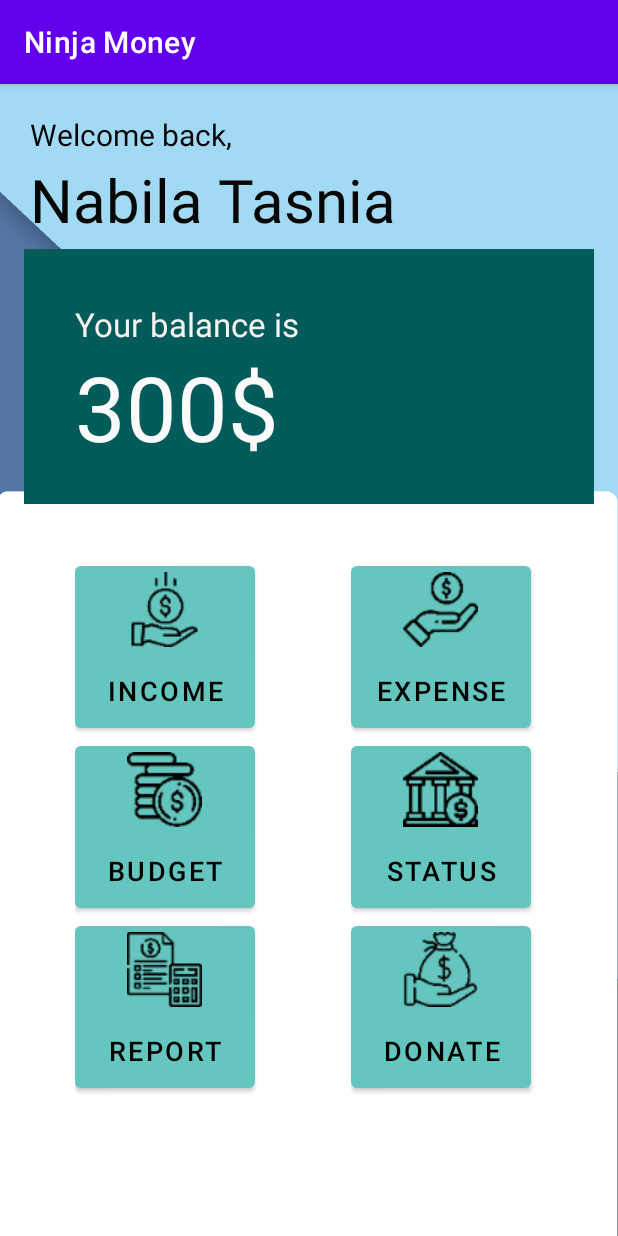
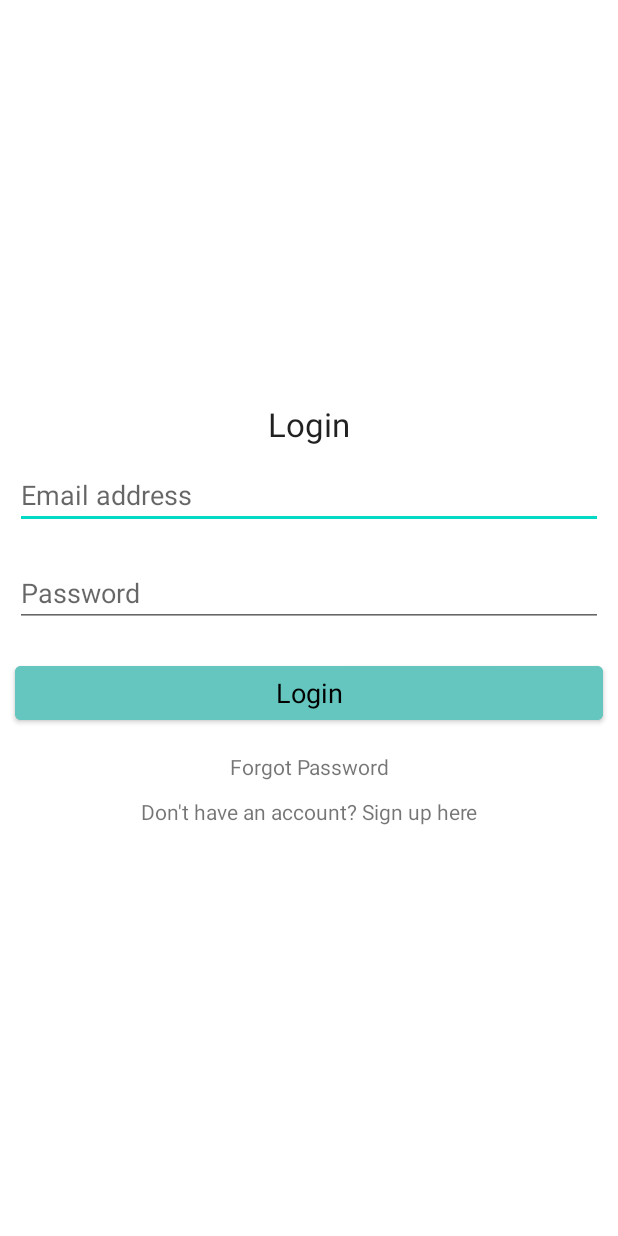
Before and after one commit to Nabilatasnia/NinjaMoneyFinal, an Android app: the screen it shows after launch (MainActivity before the commit, Login after it), on a phone screen of 412 x 824 dp. Run offline under Robolectric (Android 15) with nearby library versions, the phone set to English and light mode, and no system bars.

Commit message:
evaluation 1

```diff
--- a/app/src/main/AndroidManifest.xml
+++ b/app/src/main/AndroidManifest.xml
@@ -9,7 +9,11 @@
         android:roundIcon="@mipmap/ic_launcher_round"
         android:supportsRtl="true"
         android:theme="@style/Theme.NinjaMoney">
-        <activity android:name=".Donate"></activity>
+        <activity android:name=".ResetPassword"></activity>
+        <activity android:name=".Registration" />
+        <activity android:name=".Login" />
+        <activity android:name=".Donate" />
+        <activity android:name=".Donate" />
         <activity android:name=".Report" />
         <activity android:name=".Budget" />
         <activity android:name=".Status" />
--- /dev/null
+++ b/app/src/main/java/com/example/ninjamoney/Login.java
@@ -0,0 +1,70 @@
+package com.example.ninjamoney;
+
+import androidx.appcompat.app.AppCompatActivity;
+
+import android.content.Intent;
+import android.os.Bundle;
+import android.text.TextUtils;
+import android.view.View;
+import android.widget.Button;
+import android.widget.EditText;
+import android.widget.TextView;
+
+public class Login extends AppCompatActivity implements View.OnClickListener {
+
+    private EditText mEmail;
+    private EditText mPass;
+    private Button btnLogin;
+    private TextView mForgotPassword;
+    private TextView mSignup;
+
+    @Override
+    protected void onCreate(Bundle savedInstanceState) {
+        super.onCreate(savedInstanceState);
+        setContentView(R.layout.activity_login);
+
+        setup();
+    }
+
+    private void setup(){
+        mEmail = findViewById(R.id.email_login);
+        mPass = findViewById(R.id.pasword_login);
+        btnLogin = findViewById(R.id.btn_login);
+        mForgotPassword = findViewById(R.id.forgot_password);
+        mSignup = findViewById(R.id.signup_reg);
+
+        btnLogin.setOnClickListener(this);
+        mSignup.setOnClickListener(this);
+        mForgotPassword.setOnClickListener(this);
+    }
+
+    @Override
+    public void onClick(View v) {
+        open(v);
+    }
+
+    private void open(View v) {
+        switch (v.getId()){
+            case R.id.btn_login:
+                String email = mEmail.getText().toString().trim();
+                String pass = mPass.getText().toString().trim();
+
+                if(TextUtils.isEmpty(email)){
+                    mEmail.setError("Email Required");
+                    return;
+                }
+                if(TextUtils.isEmpty(pass)){
+                    mPass.setError("Password Required");
+                    return;
+                }
+                break;
+            case R.id.signup_reg:
+                startActivity(new Intent(getApplicationContext(), Registration.class));
+                break;
+            case R.id.forgot_password:
+                Intent intentForPass = new Intent(this, ResetPassword.class);
+                startActivity(intentForPass);
+                break;
+        }
+    }
+}
--- a/app/src/main/java/com/example/ninjamoney/MainActivity.java
+++ b/app/src/main/java/com/example/ninjamoney/MainActivity.java
@@ -23,8 +23,8 @@ public class MainActivity extends AppCompatActivity implements View.OnClickListe
         setContentView(R.layout.activity_main);
         setup();
 
-        //Intent intentInc = new Intent(this, Login.class);
-        //startActivity(intentInc);
+        Intent intentInc = new Intent(this, Login.class);
+        startActivity(intentInc);
     }
 
     private void setup(){
--- /dev/null
+++ b/app/src/main/res/layout/activity_login.xml
@@ -0,0 +1,66 @@
+<?xml version="1.0" encoding="utf-8"?>
+<LinearLayout xmlns:android="http://schemas.android.com/apk/res/android"
+    xmlns:app="http://schemas.android.com/apk/res-auto"
+    xmlns:tools="http://schemas.android.com/tools"
+    android:layout_width="match_parent"
+    android:layout_height="match_parent"
+    android:orientation="vertical"
+    android:gravity="center"
+    tools:context=".Login">
+
+    <ScrollView
+        android:layout_width="match_parent"
+        android:layout_height="wrap_content" >
+
+        <LinearLayout
+            android:layout_width="match_parent"
+            android:orientation="vertical"
+            android:gravity="center"
+            android:layout_height="wrap_content">
+
+            <TextView
+                android:layout_width="match_parent"
+                android:layout_height="wrap_content"
+                android:text="Login"
+                android:gravity="center"
+                android:textAppearance="?android:textAppearanceLarge"/>
+            <EditText
+                android:layout_width="match_parent"
+                android:layout_height="wrap_content"
+                android:layout_margin="10dp"
+                android:hint="Email address"
+                android:id="@+id/email_login"/>
+            <EditText
+                android:layout_width="match_parent"
+                android:layout_height="wrap_content"
+                android:layout_margin="10dp"
+                android:hint="Password"
+                android:id="@+id/pasword_login"/>
+            <Button
+                android:layout_width="match_parent"
+                android:layout_height="wrap_content"
+                android:layout_margin="10dp"
+                android:text="Login"
+                android:backgroundTint="#64C6BE"
+                android:textColor="#000000"
+                android:textAppearance="?android:textAppearanceMedium"
+                android:id="@+id/btn_login"/>
+            <TextView
+                android:layout_width="match_parent"
+                android:layout_height="wrap_content"
+                android:gravity="center"
+                android:text="Forgot Password"
+                android:padding="5dp"
+                android:id="@+id/forgot_password"/>
+            <TextView
+                android:layout_width="match_parent"
+                android:layout_height="wrap_content"
+                android:gravity="center"
+                android:text="Don't have an account? Sign up here"
+                android:padding="5dp"
+                android:id="@+id/signup_reg"/>
+
+        </LinearLayout>
+    </ScrollView>
+
+</LinearLayout>
--- a/app/src/main/res/values/strings.xml
+++ b/app/src/main/res/values/strings.xml
@@ -13,4 +13,4 @@
            </string-array>
            -->
 
-   </resources>
+</resources>
--- a/app/src/main/res/values/themes.xml
+++ b/app/src/main/res/values/themes.xml
@@ -1,6 +1,6 @@
 <resources xmlns:tools="http://schemas.android.com/tools">
     <!-- Base application theme. -->
-    <style name="Theme.NinjaMoney" parent="Theme.MaterialComponents.DayNight.DarkActionBar">
+    <style name="Theme.NinjaMoney" parent="Theme.MaterialComponents.DayNight.NoActionBar">
         <!-- Primary brand color. -->
         <item name="colorPrimary">@color/purple_500</item>
         <item name="colorPrimaryVariant">@color/purple_700</item>
--- a/build.gradle
+++ b/build.gradle
@@ -6,6 +6,7 @@ buildscript {
     }
     dependencies {
         classpath "com.android.tools.build:gradle:4.2.2"
+        classpath 'com.google.gms:google-services:4.3.10'
 
         // NOTE: Do not place your application dependencies here; they belong
         // in the individual module build.gradle files
```
Also changed, not shown: app/build.gradle (+6 -4 lines), app/src/main/java/com/example/ninjamoney/Registration.java (added, +88 -0 lines), app/src/main/java/com/example/ninjamoney/ResetPassword.java (added, +14 -0 lines), app/src/main/res/layout/activity_registration.xml (added, +60 -0 lines), app/src/main/res/layout/activity_reset_password.xml (added, +9 -0 lines), 1 other file.
